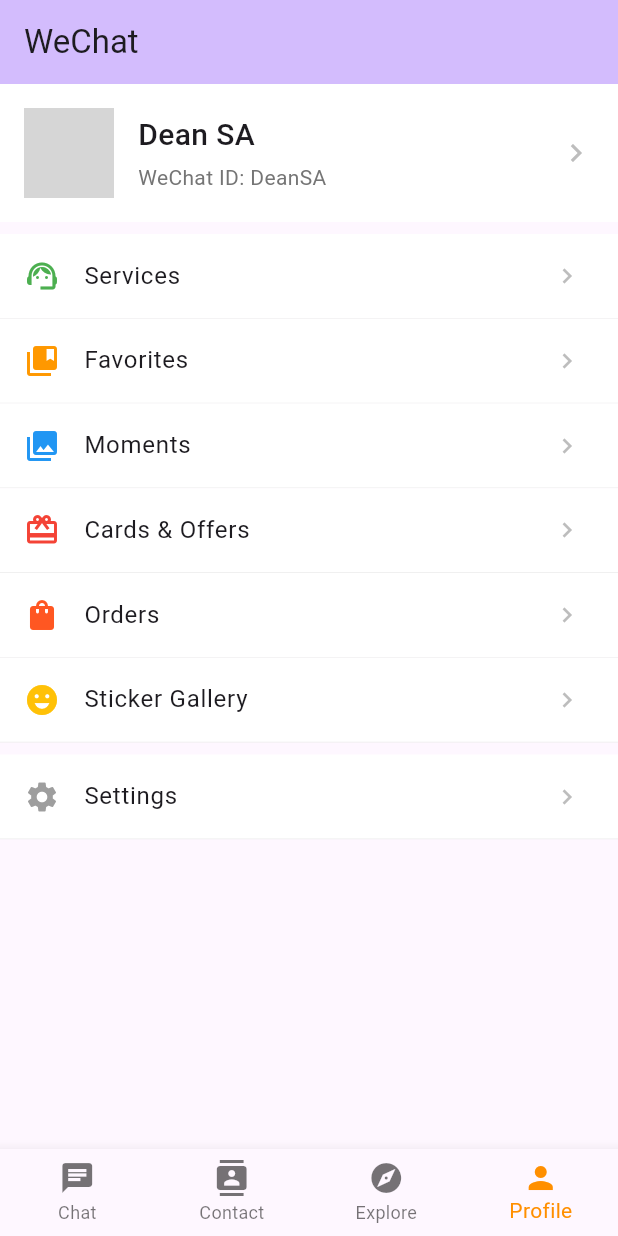
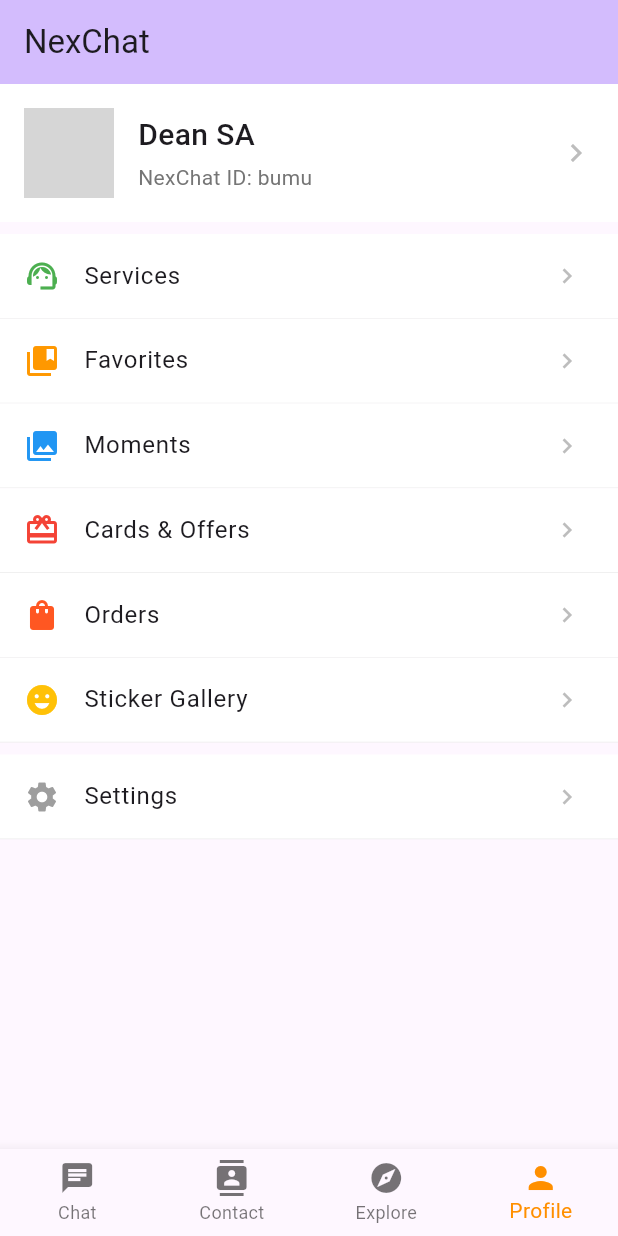
Before and after one commit to airdb/NexChat, a Flutter app: the screen it shows after launch, item 4 of the bottom bar chosen, on a phone screen of 412 x 824 dp. Run offline on Flutter 3.47's test engine with Material 3 defaults, Android fonts, the phone set to English and light mode, and no system bars; network calls fail; grey boxes are pictures that could not be loaded.

Commit message:
feat: update setting

```diff
--- a/lib/main.dart
+++ b/lib/main.dart
@@ -113,7 +113,7 @@ class _MyHomePageState extends State<MyHomePage> {
     return Scaffold(
       appBar: AppBar(
         backgroundColor: Theme.of(context).colorScheme.inversePrimary,
-        title: const Text('WeChat'),
+        title: const Text('NexChat'),
       ),
       body: _pages[_selectedIndex],
       bottomNavigationBar: BottomNavigationBar(
--- a/lib/pages/profile/index.dart
+++ b/lib/pages/profile/index.dart
@@ -48,7 +48,7 @@ class ProfilePage extends StatelessWidget {
                         ),
                         const SizedBox(height: 4),
                         Text(
-                          'WeChat ID: DeanSA',
+                          'NexChat ID: bumu',
                           style: TextStyle(
                             fontSize: 14,
                             color: Colors.grey[600],
--- a/lib/pages/profile/profile_me.dart
+++ b/lib/pages/profile/profile_me.dart
@@ -39,7 +39,7 @@ class ProfileMePage extends StatelessWidget {
           ),
           _buildProfileItem(
             title: '微信号',
-            trailing: const Text('DeanSA'),
+            trailing: const Text('bumu'),
           ),
           _buildProfileItem(
             title: '我的二维码',
```
Also changed, not shown: 1 other file.
